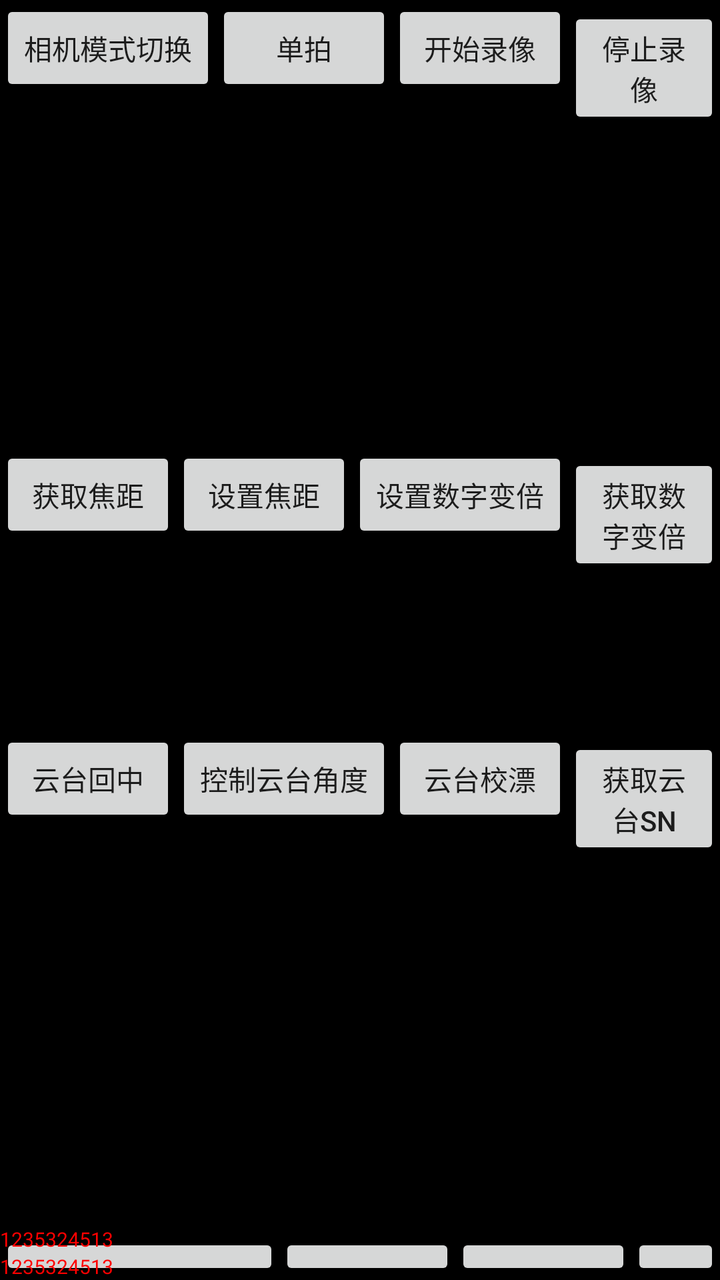
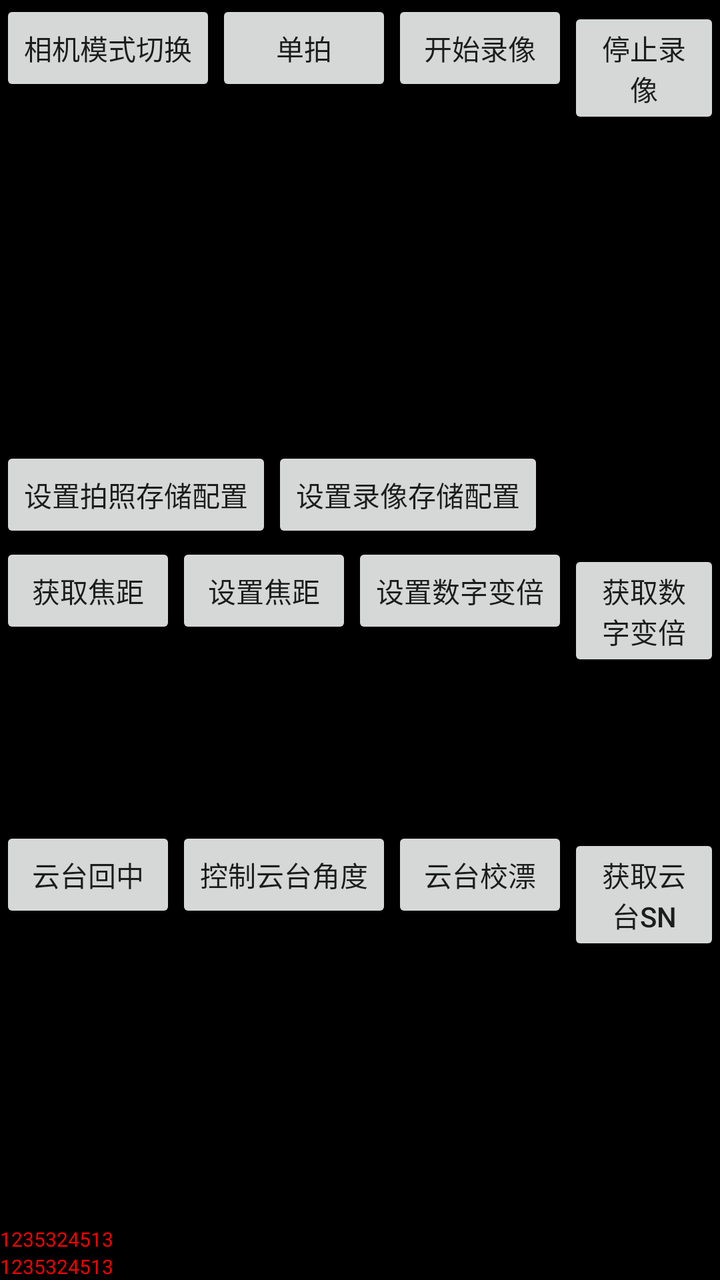

Compare the two renders of this Android layout. The source of the first and the diff that turns it into the second are given below.
<!-- AndroidManifest.xml: application theme AppTheme -->
<!-- res/layout/activity_camera_gimbal.xml -->
<?xml version="1.0" encoding="utf-8"?>
<RelativeLayout xmlns:android="http://schemas.android.com/apk/res/android"
    android:layout_width="match_parent"
    android:layout_height="match_parent"
    android:background="#000000"
    android:orientation="vertical">

    <TextureView
        android:id="@+id/video_texture_view"
        android:layout_width="match_parent"
        android:layout_height="match_parent" />

    <LinearLayout
        android:id="@+id/camera_layout"
        android:layout_width="match_parent"
        android:layout_height="wrap_content"
        android:orientation="horizontal">

        <Button
            android:id="@+id/btn_model_change"
            android:layout_width="wrap_content"
            android:layout_height="wrap_content"
            android:onClick="onClick"
            android:text="相机模式切换" />

        <Button
            android:id="@+id/btn_single_take_picture"
            android:layout_width="wrap_content"
            android:layout_height="wrap_content"
            android:onClick="onClick"
            android:text="单拍" />

        <Button
            android:id="@+id/btn_record_video"
            android:layout_width="wrap_content"
            android:layout_height="wrap_content"
            android:onClick="onClick"
            android:text="开始录像" />

        <Button
            android:id="@+id/btn_stop_record_video"
            android:layout_width="wrap_content"
            android:layout_height="wrap_content"
            android:onClick="onClick"
            android:text="停止录像" />

        <Button
            android:id="@+id/btn_record_video_to_local"
            android:layout_width="wrap_content"
            android:layout_height="wrap_content"
            android:onClick="onClick"
            android:visibility="visible"
            android:text="保存预览流到本地" />

        <Button
            android:id="@+id/btn_stop_record_video_to_local"
            android:layout_width="wrap_content"
            android:layout_height="wrap_content"
            android:onClick="onClick"
            android:visibility="visible"
            android:text="停止保存预览流到本地" />

        <Button
            android:id="@+id/btn_store_picture_to_local"
            android:layout_width="wrap_content"
            android:layout_height="wrap_content"
            android:onClick="onClick"
            android:visibility="visible"
            android:text="存储图片到本地" />


        <Button
            android:id="@+id/btn_format_sd_card"
            android:layout_width="wrap_content"
            android:layout_height="wrap_content"
            android:onClick="onClick"
            android:text="格式化SD" />

        <Button
            android:id="@+id/btn_get_version"
            android:layout_width="wrap_content"
            android:layout_height="wrap_content"
            android:onClick="onClick"
            android:text="获取版本号" />

        <TextView
            android:id="@+id/version_textview"
            android:layout_width="wrap_content"
            android:layout_height="wrap_content" />
    </LinearLayout>

    <LinearLayout
        android:id="@+id/camera1_layout"
        android:layout_below="@+id/camera_layout"
        android:orientation="horizontal"
        android:layout_width="match_parent"
        android:layout_height="wrap_content">
        <Button
            android:id="@+id/btn_get_focal_length"
            android:layout_width="wrap_content"
            android:layout_height="wrap_content"
            android:onClick="onClick"
            android:text="获取焦距"/>
        <Button
            android:id="@+id/btn_set_focal_length"
            android:layout_width="wrap_content"
            android:layout_height="wrap_content"
            android:onClick="onClick"
            android:text="设置焦距"/>
        <Button
            android:id="@+id/btn_set_digital_zoom"
            android:layout_width="wrap_content"
            android:layout_height="wrap_content"
            android:onClick="onClick"
            android:text="设置数字变倍"/>
        <Button
            android:id="@+id/btn_get_digital_zoom"
            android:layout_width="wrap_content"
            android:layout_height="wrap_content"
            android:onClick="onClick"
            android:text="获取数字变倍"/>
        <Button
            android:id="@+id/btn_set_display_mode"
            android:layout_width="wrap_content"
            android:layout_height="wrap_content"
            android:onClick="onClick"
            android:text="设置显示模式"/>
        <Button
            android:id="@+id/btn_get_display_mode"
            android:layout_width="wrap_content"
            android:layout_height="wrap_content"
            android:onClick="onClick"
            android:text="获取显示模式"/>
    </LinearLayout>

    <LinearLayout
        android:id="@+id/gimbal_layout"
        android:layout_below="@+id/camera1_layout"
        android:orientation="horizontal"
        android:layout_width="match_parent"
        android:layout_height="wrap_content">
        <Button
            android:id="@+id/btn_reset"
            android:text="云台回中"
            android:onClick="onClick"
            android:layout_width="wrap_content"
            android:layout_height="wrap_content"/>
        <Button
            android:id="@+id/btn_rotate"
            android:text="控制云台角度"
            android:onClick="onClick"
            android:layout_width="wrap_content"
            android:layout_height="wrap_content"/>
        <Button
            android:id="@+id/btn_start_calibration"
            android:text="云台校漂"
            android:onClick="onClick"
            android:layout_width="wrap_content"
            android:layout_height="wrap_content"/>
        <Button
            android:id="@+id/btn_get_sn"
            android:text="获取云台sn"
            android:onClick="onClick"
            android:layout_width="wrap_content"
            android:layout_height="wrap_content"/>
        <Button
            android:id="@+id/btn_get_gimbal_version"
            android:text="获取云台版本"
            android:onClick="onClick"
            android:layout_width="wrap_content"
            android:layout_height="wrap_content"/>
        <Button
            android:id="@+id/btn_enabled_yuv_data"
            android:text="enabledYuvData"
            android:onClick="onClick"
            android:layout_width="wrap_content"
            android:layout_height="wrap_content"/>
        <Button
            android:id="@+id/btn_get_yuv_data"
            android:text="getYuvData"
            android:onClick="onClick"
            android:layout_width="wrap_content"
            android:layout_height="wrap_content"/>
        <Button
            android:id="@+id/btn_get_rgba_data"
            android:text="getRGBAData"
            android:onClick="onClick"
            android:layout_width="wrap_content"
            android:layout_height="wrap_content"/>
    </LinearLayout>



    <LinearLayout
        android:id="@+id/camera_fun1"
        android:layout_below="@+id/gimbal_layout"
        android:orientation="horizontal"
        android:layout_width="match_parent"
        android:layout_height="wrap_content">
        <Button
            android:id="@+id/btn_get_capabilities"
            android:text="getCapabilities"
            android:onClick="onClick"
            android:layout_width="wrap_content"
            android:layout_height="wrap_content"/>
        <Button
            android:id="@+id/btn_set_ev"
            android:text="setEV"
            android:onClick="onClick"
            android:layout_width="wrap_content"
            android:layout_height="wrap_content"/>
        <Button
            android:id="@+id/btn_get_ev"
            android:text="getEV"
            android:onClick="onClick"
            android:layout_width="wrap_content"
            android:layout_height="wrap_content"/>
        <Button
            android:id="@+id/btn_set_hd_liveview_enabled"
            android:text="setHDLiveViewEnabled"
            android:onClick="onClick"
            android:layout_width="wrap_content"
            android:layout_height="wrap_content"/>
        <Button
            android:id="@+id/btn_get_hd_liveview_enabled"
            android:text="getHDLiveViewEnabled"
            android:onClick="onClick"
            android:layout_width="wrap_content"
            android:layout_height="wrap_content"/>
    </LinearLayout>
    <LinearLayout
        android:layout_width="match_parent"
        android:layout_height="wrap_content"
        android:orientation="horizontal"
        android:layout_below="@+id/camera_fun1">
        <TextView
            android:layout_width="wrap_content"
            android:layout_height="wrap_content"
            android:text="预览流编码格式:"
            android:background="@color/white"
            android:textColor="@color/black"
            android:padding="4dp"/>

        <TextView
            android:id="@+id/preview_format"
            android:layout_width="wrap_content"
            android:layout_height="wrap_content"
            android:background="@color/white"
            android:textColor="@color/black"
            android:padding="4dp"/>
        <Button
            android:id="@+id/preview_format_264"
            android:text="设置为264"
            android:onClick="onClick"
            android:layout_width="wrap_content"
            android:layout_height="wrap_content"/>
        <Button
            android:id="@+id/preview_format_265"
            android:text="设置为265"
            android:onClick="onClick"
            android:layout_width="wrap_content"
            android:layout_height="wrap_content"/>
    </LinearLayout>

    <LinearLayout
        android:id="@+id/camera_info_layout"
        android:layout_above="@+id/gimbal_info_layout"
        android:orientation="horizontal"
        android:layout_width="match_parent"
        android:layout_height="wrap_content">
        <TextView
            android:id="@+id/camera_info_textview"
            android:layout_width="match_parent"
            android:layout_height="wrap_content"
            android:layout_weight="1"
            android:text="1235324513"
            android:textColor="#ff0000"
            android:textSize="10sp" />

        <TextView
            android:id="@+id/camera_storage_info_textview"
            android:layout_weight="1"
            android:layout_width="match_parent"
            android:layout_height="wrap_content"
            android:layout_alignParentRight="true"
            android:textColor="#ff0000"
            android:textSize="10sp" />
    </LinearLayout>

    <TextView
        android:id="@+id/tv_support_mode"
        android:layout_width="wrap_content"
        android:layout_height="wrap_content"
        android:textSize="12sp"
        android:layout_above="@id/camera_info_layout"
        android:textColor="@color/color_c40000"/>


    <LinearLayout
        android:id="@+id/gimbal_info_layout"
        android:layout_alignParentBottom="true"
        android:orientation="horizontal"
        android:layout_width="match_parent"
        android:layout_height="wrap_content">
        <TextView
            android:id="@+id/gimbal_info_textview"
            android:layout_width="200dp"
            android:layout_height="wrap_content"
            android:text="1235324513"
            android:textColor="#ff0000"
            android:textSize="10sp" />
    </LinearLayout>

    <ImageView
        android:id="@+id/yuv_imageview"
        android:layout_alignParentRight="true"
        android:layout_alignParentBottom="true"
        android:layout_width="384dp"
        android:layout_height="216dp"/>

</RelativeLayout>
<!-- resources referenced by this layout -->
<resources>
  <color name="black">#000000</color>
  <color name="color_c40000">#c40000</color>
  <color name="white">#FFFFFF</color>
  <style name="AppTheme" parent="Theme.AppCompat.Light.DarkActionBar">
          
          <item name="colorPrimary">@color/colorPrimary</item>
          <item name="colorPrimaryDark">@color/colorPrimaryDark</item>
          <item name="colorAccent">@color/colorAccent</item>
      </style>
  <color name="colorPrimary">#008577</color>
  <color name="colorPrimaryDark">#00574B</color>
  <color name="colorAccent">#D81B60</color>
</resources>

<!-- the commit's change to res/layout/activity_camera_gimbal.xml (unified diff, before → after) -->
@@ -90,8 +90,28 @@
     </LinearLayout>
 
     <LinearLayout
+        android:id="@+id/storage_layout"
+        android:layout_below="@+id/camera_layout"
+        android:layout_width="match_parent"
+        android:layout_height="wrap_content">
+        <Button
+            android:id="@+id/btn_set_capture_storage"
+            android:layout_width="wrap_content"
+            android:layout_height="wrap_content"
+            android:onClick="onClick"
+            android:text="设置拍照存储配置" />
+
+        <Button
+            android:id="@+id/btn_set_record_storage"
+            android:layout_width="wrap_content"
+            android:layout_height="wrap_content"
+            android:onClick="onClick"
+            android:text="设置录像存储配置" />
+    </LinearLayout>
+
+    <LinearLayout
         android:id="@+id/camera1_layout"
-        android:layout_below="@+id/camera_layout"
+        android:layout_below="@+id/storage_layout"
         android:orientation="horizontal"
         android:layout_width="match_parent"
         android:layout_height="wrap_content">
@@ -261,6 +281,7 @@
             android:layout_width="wrap_content"
             android:layout_height="wrap_content"/>
     </LinearLayout>
+
 
     <LinearLayout
         android:id="@+id/camera_info_layout"
